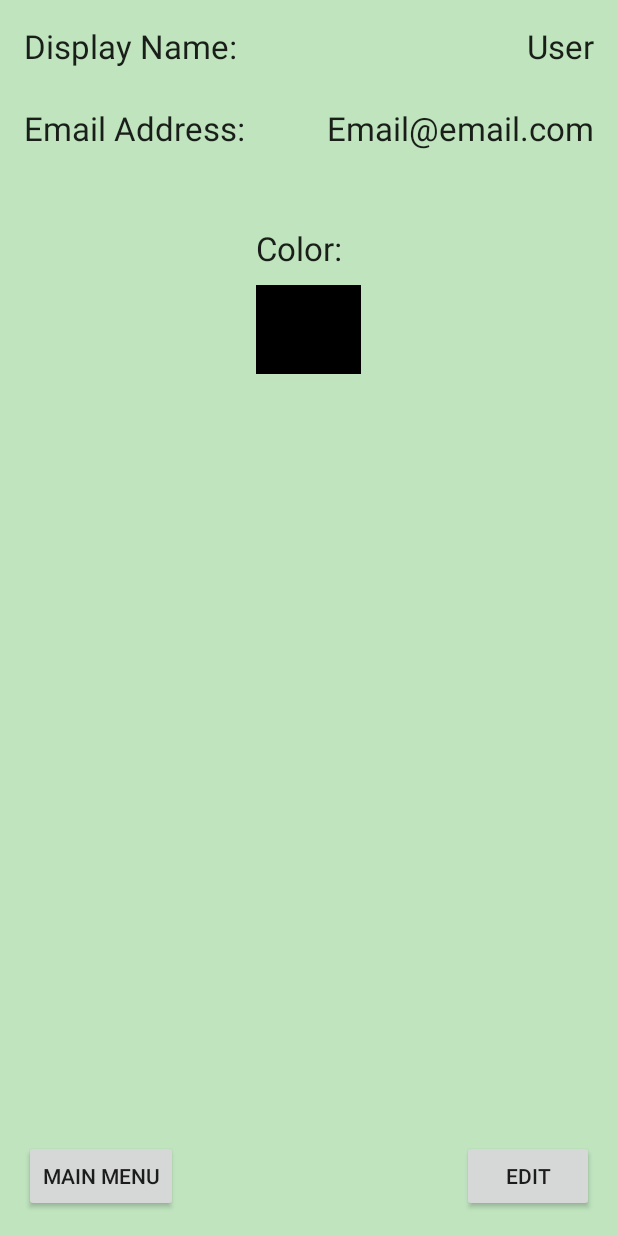
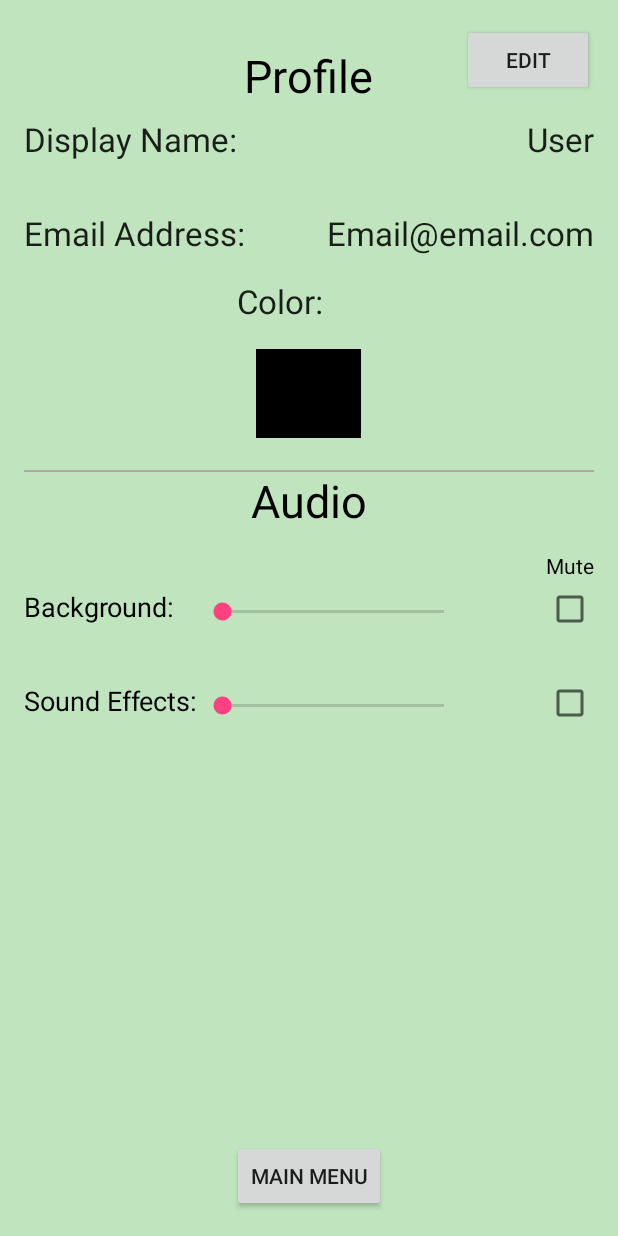
Before and after one commit to MREkstrom/FooTrace, an Android app: the Settings screen opened directly, with no data from a screen before it, on a phone screen of 412 x 824 dp. Run offline under Robolectric (Android 15) with nearby library versions, the light colour scheme and no system bars.

Commit message:
Audio setting controls are now functional. Working with only 1 seekbar works. Playing with both background and SFX seekbars is slightly buggy.

```diff
--- a/app/src/main/java/com/example/michael/footrace/MainActivity.java
+++ b/app/src/main/java/com/example/michael/footrace/MainActivity.java
@@ -20,6 +20,7 @@ public class MainActivity extends AppCompatActivity {
     public static MediaPlayer button_sound; // creates button press sound
     public static MediaPlayer background_music; // creates background music
 
+
     @Override
     protected void onCreate(Bundle savedInstanceState) {
         super.onCreate(savedInstanceState);
@@ -28,10 +29,12 @@ public class MainActivity extends AppCompatActivity {
         /*Initialize globals*/
         userTraces = new HashMap <String, UserTrace>();
         prof = new UserProfile("User", "Email@email.com");
+
         button_sound = MediaPlayer.create(this, R.raw.click3);
         background_music = MediaPlayer.create(this, R.raw.background_music);
 
-        //start background music
+        //start background music and allow it to loop
+        background_music.setLooping(true);
         background_music.start();
 
         Typeface tf = Typeface.createFromAsset(getAssets(), "mvboli.ttf");
@@ -81,4 +84,11 @@ public class MainActivity extends AppCompatActivity {
         }
     }
 
+    @Override
+    protected void onPause(){
+        super.onPause();
+        //background_music.release();
+        //button_sound.release();
+    }
+
 }
--- a/app/src/main/java/com/example/michael/footrace/Settings.java
+++ b/app/src/main/java/com/example/michael/footrace/Settings.java
@@ -1,12 +1,16 @@
 package com.example.michael.footrace;
 
 import android.app.AlertDialog;
+import android.content.Context;
 import android.content.DialogInterface;
 import android.graphics.Color;
+import android.media.AudioManager;
 import android.support.v7.app.AppCompatActivity;
 import android.os.Bundle;
 import android.view.LayoutInflater;
 import android.view.View;
+import android.widget.CheckBox;
+import android.widget.CompoundButton;
 import android.widget.EditText;
 import android.widget.SeekBar;
 import android.widget.TextView;
@@ -18,6 +22,9 @@ public class Settings extends AppCompatActivity {
     private int _red;
     private int _green;
     private int _blue;
+
+    public static int lastKnownBackground;
+    public static int lastKnownSFX;
 
     @Override
     protected void onCreate(Bundle savedInstanceState) {
@@ -39,6 +46,75 @@ public class Settings extends AppCompatActivity {
 
         TextView emailView = (TextView)findViewById(R.id.emailAddress);
         emailView.setText(_email);
+
+        final AudioManager audioManager = (AudioManager) getSystemService(Context.AUDIO_SERVICE);
+
+        SeekBar _backgroundMusic = (SeekBar) findViewById(R.id.background_slider);
+        SeekBar _SFXMusic = (SeekBar) findViewById(R.id.SFX_slider);
+
+        _backgroundMusic.setMax(audioManager.getStreamMaxVolume(AudioManager.STREAM_MUSIC));
+        _backgroundMusic.setProgress(audioManager.getStreamVolume(AudioManager.STREAM_MUSIC));
+        _backgroundMusic.setOnSeekBarChangeListener(new SeekBar.OnSeekBarChangeListener() {
+            @Override
+            public void onProgressChanged(SeekBar seekBar, int i, boolean b) {
+                audioManager.setStreamVolume(AudioManager.STREAM_MUSIC, i, 0);
+            }
+
+            @Override
+            public void onStartTrackingTouch(SeekBar seekBar) {
+
+            }
+
+            @Override
+            public void onStopTrackingTouch(SeekBar seekBar) {
+
+            }
+        });
+
+        CheckBox background = (CheckBox) findViewById(R.id.Background_checkbox);
+        background.setOnCheckedChangeListener(new CheckBox.OnCheckedChangeListener() {
+            @Override
+            public void onCheckedChanged(CompoundButton compoundButton, boolean b) {
+                if(compoundButton.isChecked()){
+                    lastKnownBackground = audioManager.getStreamVolume(AudioManager.STREAM_MUSIC);
+                    audioManager.setStreamVolume(AudioManager.STREAM_MUSIC, 0, 0);
+                } else{
+                    audioManager.setStreamVolume(AudioManager.STREAM_MUSIC, lastKnownBackground, 0);
+                }
+            }
+        });
+
+        _SFXMusic.setMax(audioManager.getStreamMaxVolume(AudioManager.STREAM_MUSIC));
+        _SFXMusic.setProgress(audioManager.getStreamVolume(AudioManager.STREAM_MUSIC));
+        _SFXMusic.setOnSeekBarChangeListener(new SeekBar.OnSeekBarChangeListener() {
+            @Override
+            public void onProgressChanged(SeekBar seekBar, int i, boolean b) {
+                audioManager.setStreamVolume(AudioManager.STREAM_MUSIC, i, 0);
+            }
+
+            @Override
+            public void onStartTrackingTouch(SeekBar seekBar) {
+
+            }
+
+            @Override
+            public void onStopTrackingTouch(SeekBar seekBar) {
+
+            }
+        });
+
+        CheckBox SFX = (CheckBox) findViewById(R.id.SFX_checkbox);
+        SFX.setOnCheckedChangeListener(new CheckBox.OnCheckedChangeListener() {
+            @Override
+            public void onCheckedChanged(CompoundButton compoundButton, boolean b) {
+                if(compoundButton.isChecked()){
+                    lastKnownSFX = audioManager.getStreamVolume(AudioManager.STREAM_MUSIC);
+                    audioManager.setStreamVolume(AudioManager.STREAM_MUSIC, 0, 0);
+                } else{
+                    audioManager.setStreamVolume(AudioManager.STREAM_MUSIC, lastKnownSFX, 0);
+                }
+            }
+        });
     }
 
     public void goBack(View view) {
--- a/app/src/main/res/layout/activity_settings.xml
+++ b/app/src/main/res/layout/activity_settings.xml
@@ -15,40 +15,75 @@
     <TextView
         android:layout_width="wrap_content"
         android:layout_height="wrap_content"
-        android:id="@+id/displayNameField"
-        android:text="Display Name:"
+        android:id="@+id/emailAddressField"
+        android:text="Email Address:"
         android:textAppearance="@style/TextAppearance.AppCompat.Large"
-        android:layout_marginBottom="25dp" />
+        android:layout_below="@+id/displayNameField"
+        android:layout_alignParentLeft="true"
+        android:layout_alignParentStart="true"
+        android:layout_marginTop="33dp" />
+
+    <TextView
+        android:layout_width="wrap_content"
+        android:layout_height="wrap_content"
+        android:id="@+id/emailAddress"
+        android:textAppearance="@style/TextAppearance.AppCompat.Large"
+        android:text="Email!!!"
+        android:layout_above="@+id/colorSwatchTitle"
+        android:layout_alignParentRight="true"
+        android:layout_alignParentEnd="true" />
 
     <TextView
         android:layout_width="wrap_content"
         android:layout_height="wrap_content"
         android:id="@+id/displayName"
         android:textAppearance="@style/TextAppearance.AppCompat.Large"
-        android:layout_marginBottom="25dp"
         android:text="Username!!!"
+        android:layout_marginTop="62dp"
+        android:layout_alignParentTop="true"
         android:layout_alignParentRight="true"
         android:layout_alignParentEnd="true" />
 
     <TextView
         android:layout_width="wrap_content"
         android:layout_height="wrap_content"
-        android:id="@+id/emailAddressField"
-        android:text="Email Address:"
+        android:id="@+id/displayNameField"
+        android:text="Display Name:"
         android:textAppearance="@style/TextAppearance.AppCompat.Large"
-        android:layout_marginBottom="25dp"
-        android:layout_below="@id/displayNameField"/>
+        android:layout_alignBaseline="@+id/displayName"
+        android:layout_alignBottom="@+id/displayName"
+        android:layout_alignParentLeft="true"
+        android:layout_alignParentStart="true" />
 
     <TextView
+        android:text="Profile"
         android:layout_width="wrap_content"
         android:layout_height="wrap_content"
-        android:id="@+id/emailAddress"
-        android:textAppearance="@style/TextAppearance.AppCompat.Large"
-        android:layout_marginBottom="25dp"
+        android:layout_alignParentTop="true"
+        android:layout_centerHorizontal="true"
+        android:layout_marginTop="14dp"
+        android:id="@+id/profile_settings"
+        android:textColor="#000000"
+        android:textSize="30dp"/>
+
+    <Button
+        android:layout_width="wrap_content"
+        android:layout_height="wrap_content"
+        android:text="Edit"
+        android:id="@+id/editButton"
+        android:onClick="editSettings"
+        android:layout_alignParentTop="true"
         android:layout_alignParentRight="true"
-        android:layout_alignParentEnd="true"
-        android:layout_below="@id/displayNameField"
-        android:text="Email!!!"/>
+        android:layout_alignParentEnd="true" />
+
+    <Button
+        android:layout_width="wrap_content"
+        android:layout_height="wrap_content"
+        android:text="Main Menu"
+        android:id="@+id/backButton"
+        android:onClick="goBack"
+        android:layout_alignParentBottom="true"
+        android:layout_centerHorizontal="true" />
 
     <TextView
         android:layout_width="70dp"
@@ -56,38 +91,111 @@
         android:id="@+id/colorSwatchTitle"
         android:text="Color:"
         android:textAppearance="@style/TextAppearance.AppCompat.Large"
-        android:layout_marginTop="25dp"
-        android:layout_centerHorizontal="true"
-        android:layout_below="@id/emailAddressField"/>
+        android:layout_marginTop="16dp"
+        android:layout_below="@+id/emailAddressField"
+        android:layout_toRightOf="@+id/displayNameField"
+        android:layout_toEndOf="@+id/displayNameField" />
 
     <TextView
         android:layout_width="70dp"
         android:layout_height="wrap_content"
         android:id="@+id/colorSwatch"
-        android:layout_marginTop="10dp"
+        android:layout_marginTop="17dp"
         android:padding="20dp"
-        android:layout_centerHorizontal="true"
-        android:layout_marginBottom="25dp"
-        android:layout_below="@id/colorSwatchTitle"/>
+        android:layout_below="@+id/colorSwatchTitle"
+        android:layout_centerHorizontal="true" />
 
-    <Button
+    <View
+        android:layout_width="match_parent"
+        android:layout_height="1dp"
+        android:background="@android:color/darker_gray"
+        android:id="@+id/view"
+        android:layout_alignTop="@+id/audio_settings"
+        android:layout_alignParentLeft="true"
+        android:layout_alignParentStart="true"></View>
+
+    <TextView
+        android:text="Audio"
         android:layout_width="wrap_content"
         android:layout_height="wrap_content"
-        android:text="Edit"
-        android:id="@+id/editButton"
-        android:layout_alignParentBottom="true"
+        android:layout_marginTop="21dp"
+        android:id="@+id/audio_settings"
+        android:textSize="30dp"
+        android:textColor="#000000"
+        android:layout_below="@+id/colorSwatch"
+        android:layout_centerHorizontal="true" />
+
+
+    <TextView
+        android:text="Sound Effects:"
+        android:layout_width="wrap_content"
+        android:layout_height="wrap_content"
+        android:layout_below="@+id/background_music_slider"
+        android:layout_alignParentLeft="true"
+        android:layout_alignParentStart="true"
+        android:layout_marginTop="38dp"
+        android:textAppearance="@style/TextAppearance.AppCompat.Medium"
+        android:id="@+id/SFX_music_slider"
+        android:textColor="#000000"/>
+
+    <TextView
+        android:text="Background:"
+        android:layout_width="wrap_content"
+        android:layout_height="wrap_content"
+        android:layout_marginTop="38dp"
+        android:id="@+id/background_music_slider"
+        android:layout_below="@+id/audio_settings"
+        android:layout_alignParentLeft="true"
+        android:textAppearance="@style/TextAppearance.AppCompat.Medium"
+        android:layout_alignParentStart="true"
+        android:textColor="#000000"/>
+
+    <SeekBar
+        android:layout_width="180dp"
+        android:layout_height="wrap_content"
+        android:layout_alignBottom="@+id/SFX_music_slider"
+        android:id="@+id/SFX_slider"
+        android:layout_toRightOf="@+id/SFX_music_slider"
+        android:max="100"
+        android:progress="100" />
+
+    <SeekBar
+        android:layout_width="180dp"
+        android:layout_height="wrap_content"
+        android:id="@+id/background_slider"
+        android:layout_above="@+id/SFX_music_slider"
+        android:layout_toRightOf="@+id/SFX_music_slider"
+        android:max="100"
+        android:progress="100" />
+
+    <TextView
+        android:text="Mute"
+        android:layout_width="wrap_content"
+        android:layout_height="wrap_content"
+        android:id="@+id/mute_textview"
+        android:layout_above="@+id/background_slider"
+        android:textColor="#000000"
         android:layout_alignParentRight="true"
         android:layout_alignParentEnd="true"
-        android:onClick="editSettings"/>
+        android:layout_marginBottom="12dp" />
 
-    <Button
+    <CheckBox
         android:layout_width="wrap_content"
         android:layout_height="wrap_content"
-        android:text="Main Menu"
-        android:id="@+id/backButton"
-        android:layout_alignParentBottom="true"
-        android:layout_alignParentLeft="true"
-        android:layout_alignParentStart="true"
-        android:onClick="goBack"/>
+        android:id="@+id/Background_checkbox"
+        android:layout_alignBaseline="@+id/background_music_slider"
+        android:layout_alignBottom="@+id/background_music_slider"
+        android:layout_alignParentRight="true"
+        android:layout_alignParentEnd="true" />
+
+    <CheckBox
+        android:layout_width="wrap_content"
+        android:layout_height="wrap_content"
+        android:id="@+id/SFX_checkbox"
+        android:layout_alignBaseline="@+id/SFX_music_slider"
+        android:layout_alignBottom="@+id/SFX_music_slider"
+        android:layout_alignLeft="@+id/mute_textview"
+        android:layout_alignStart="@+id/mute_textview" />
+
 
 </RelativeLayout>
```
